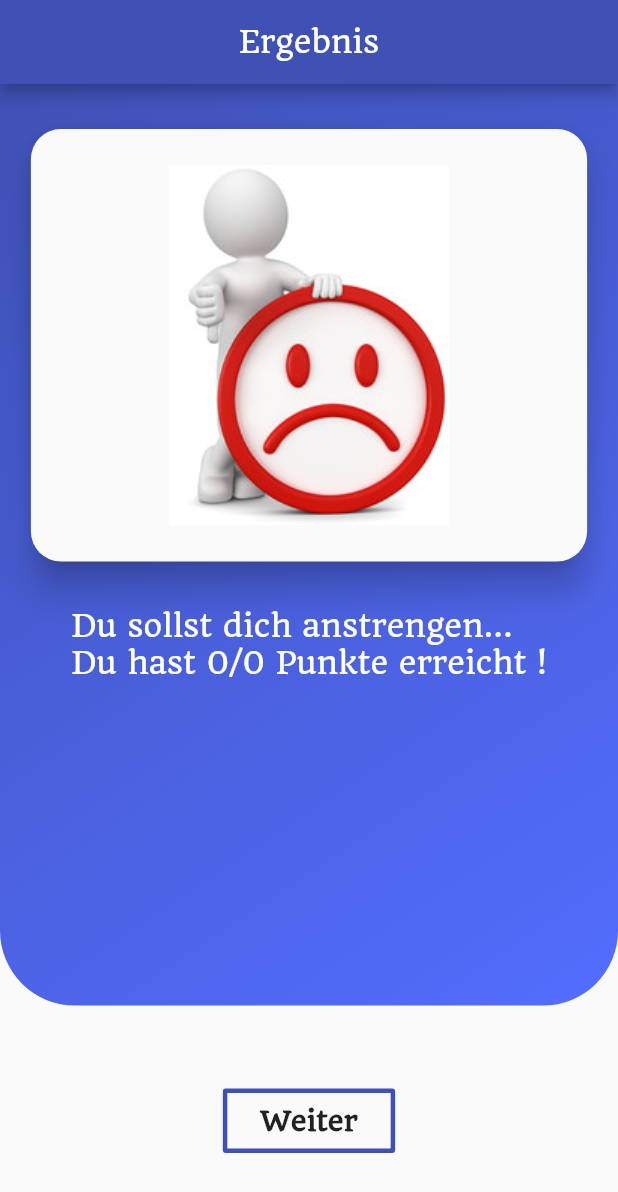
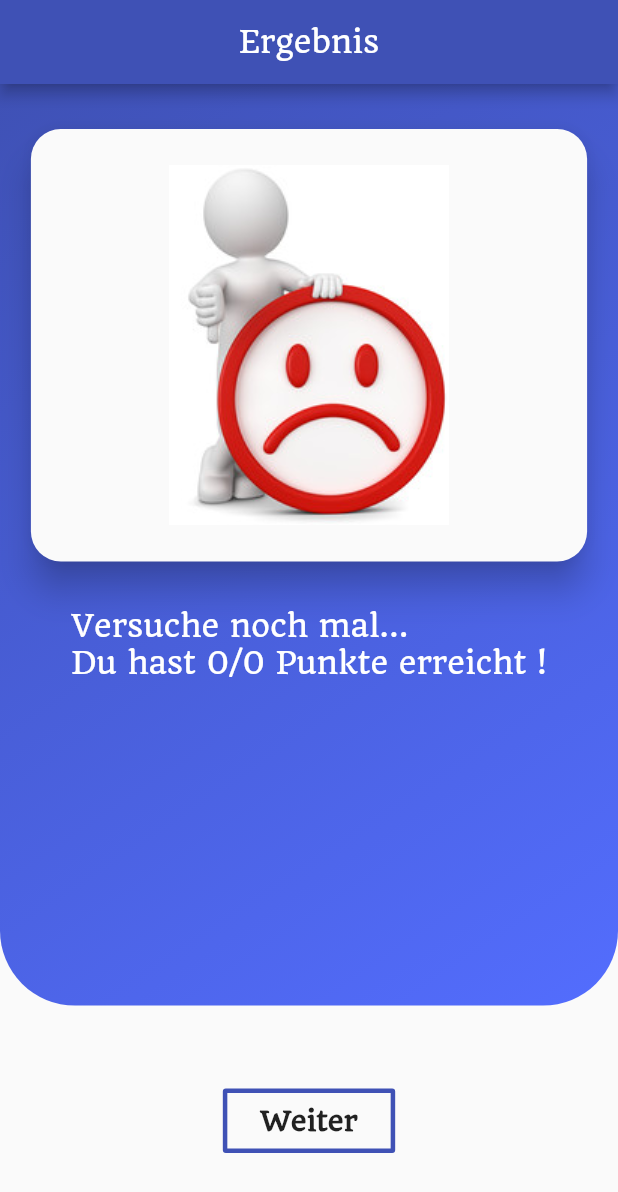
Before and after one commit to AlfredTachi/bsk_app, a Flutter app: the Resultpage screen opened directly with empty values, on a phone screen of 412 x 824 dp. Shown: the top 1192 px of the screen. Run offline on Flutter 3.47's test engine with Material 2 defaults, Android fonts, the phone set to English and light mode, and no system bars; our stand-ins replace connectivity, curved_navigation_bar, firebase_auth, firebase_storage, flutter_spinkit, fluttertoast and 3 more; accounts and stored records are empty; project files that could hold a hidden picture were left out.

Commit message:
add App screenshot

```diff
--- a/lib/main.dart
+++ b/lib/main.dart
@@ -12,7 +12,7 @@ class MyApp extends StatelessWidget {
     return StreamProvider<User>.value(
       value: AuthService().user,
       child: MaterialApp(
-        debugShowCheckedModeBanner: true,
+        debugShowCheckedModeBanner: false,
         title: 'BskQuiz',
         theme: ThemeData(
           primarySwatch: Colors.indigo,
--- a/lib/screens/quizpage/resultpage.dart
+++ b/lib/screens/quizpage/resultpage.dart
@@ -27,11 +27,11 @@ class _ResultpageState extends State<Resultpage> {
 
   @override
   void initState() {
-    if (points < 25) {
+    if (points < 5) {
       image = images[0];
-      message = 'Du sollst dich anstrengen...\n' +
+      message = 'Versuche noch mal...\n' +
           'Du hast $points/$totalPoints Punkte erreicht !';
-    } else if (points < 40) {
+    } else if (points < 9) {
       image = images[1];
       message = 'Du kannst besser machen...\n' +
           'Du hast $points/$totalPoints Punkte erreicht !';
--- a/lib/screens/splash/splash.dart
+++ b/lib/screens/splash/splash.dart
@@ -62,10 +62,10 @@ class _SplashscreenState extends State<Splashscreen> {
                     padding: EdgeInsets.only(top: 20.0),
                   ),
                   Text(
-                    '    Mach dich fit \nfür die BSK Prüfung',
+                    '        Vorbereitung auf\nBetriebssysteme Komponenten',
                     style: TextStyle(
                         color: Colors.white,
-                        fontSize: 18.0,
+                        fontSize: 19.0,
                         fontFamily: "Quando"),
                   )
                 ],
```
Also changed, not shown: images/screen-0.png (added), images/screen-00.png (added), images/screen-01.png (added), images/screen-02.png (added), images/screen-03.png (added), images/screen-04.png (added).
